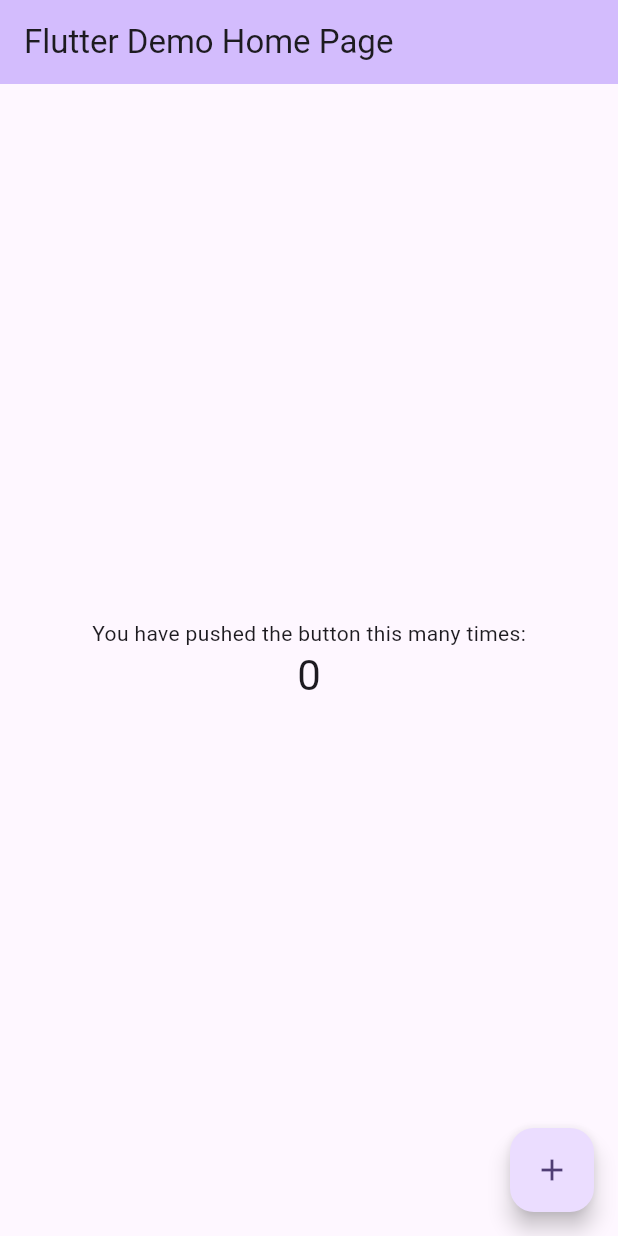
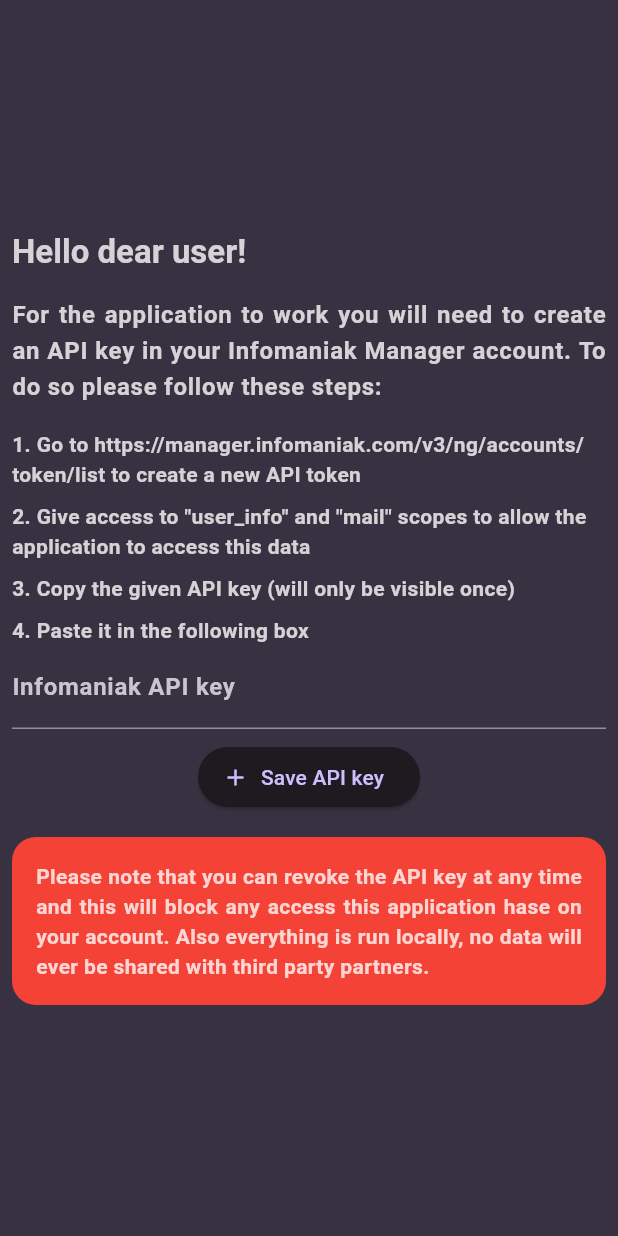
Before and after one commit to daniele-andriani-io/infomaniak-email-admin-app, a Flutter app: the screen it shows after launch, on a phone screen of 412 x 824 dp. Run offline on Flutter 3.47's test engine with Material 3 defaults, Android fonts, the phone set to English and light mode, and no system bars; our stand-ins replace flutter_riverpod, google_fonts, shared_preferences.

Commit message:
First screens

```diff
--- a/lib/main.dart
+++ b/lib/main.dart
@@ -1,125 +1,64 @@
 import 'package:flutter/material.dart';
+import 'package:flutter_riverpod/flutter_riverpod.dart';
+import 'package:google_fonts/google_fonts.dart';
+import 'package:infomaniak_email_admin_app/screens/home.dart';
+import 'package:infomaniak_email_admin_app/screens/how_to_start.dart';
+
+final colorScheme = ColorScheme.fromSeed(
+  brightness: Brightness.dark,
+  seedColor: const Color.fromARGB(255, 102, 6, 247),
+  surface: const Color.fromARGB(255, 56, 49, 66),
+  onSurface: const Color.fromARGB(200, 255, 255, 255),
+);
+
+final theme = ThemeData().copyWith(
+  scaffoldBackgroundColor: colorScheme.surface,
+  colorScheme: colorScheme,
+  textTheme: GoogleFonts.ubuntuCondensedTextTheme().copyWith(
+    titleSmall: GoogleFonts.ubuntuCondensed(
+      fontWeight: FontWeight.bold,
+      color: colorScheme.onSurface,
+    ),
+    titleMedium: GoogleFonts.ubuntuCondensed(
+      fontWeight: FontWeight.bold,
+      color: colorScheme.onSurface,
+    ),
+    titleLarge: GoogleFonts.ubuntuCondensed(
+      fontWeight: FontWeight.bold,
+      color: colorScheme.onSurface,
+    ),
+    bodySmall: GoogleFonts.ubuntuCondensed(
+      fontWeight: FontWeight.bold,
+      color: colorScheme.onSurface,
+    ),
+    bodyMedium: GoogleFonts.ubuntuCondensed(
+      fontWeight: FontWeight.bold,
+      color: colorScheme.onSurface,
+    ),
+    bodyLarge: GoogleFonts.ubuntuCondensed(
+      fontWeight: FontWeight.bold,
+      color: colorScheme.onSurface,
+    ),
+  ),
+);
 
 void main() {
-  runApp(const MyApp());
+  runApp(
+    const ProviderScope(
+      child: MyApp(),
+    ),
+  );
 }
 
 class MyApp extends StatelessWidget {
   const MyApp({super.key});
 
-  // This widget is the root of your application.
   @override
   Widget build(BuildContext context) {
     return MaterialApp(
-      title: 'Flutter Demo',
-      theme: ThemeData(
-        // This is the theme of your application.
-        //
-        // TRY THIS: Try running your application with "flutter run". You'll see
-        // the application has a purple toolbar. Then, without quitting the app,
-        // try changing the seedColor in the colorScheme below to Colors.green
-        // and then invoke "hot reload" (save your changes or press the "hot
-        // reload" button in a Flutter-supported IDE, or press "r" if you used
-        // the command line to start the app).
-        //
-        // Notice that the counter didn't reset back to zero; the application
-        // state is not lost during the reload. To reset the state, use hot
-        // restart instead.
-        //
-        // This works for code too, not just values: Most code changes can be
-        // tested with just a hot reload.
-        colorScheme: ColorScheme.fromSeed(seedColor: Colors.deepPurple),
-        useMaterial3: true,
-      ),
-      home: const MyHomePage(title: 'Flutter Demo Home Page'),
+      title: 'Infomaniak admin app',
+      theme: theme,
+      home: const HomeScreen(),
     );
   }
 }
-
-class MyHomePage extends StatefulWidget {
-  const MyHomePage({super.key, required this.title});
-
-  // This widget is the home page of your application. It is stateful, meaning
-  // that it has a State object (defined below) that contains fields that affect
-  // how it looks.
-
-  // This class is the configuration for the state. It holds the values (in this
-  // case the title) provided by the parent (in this case the App widget) and
-  // used by the build method of the State. Fields in a Widget subclass are
-  // always marked "final".
-
-  final String title;
-
-  @override
-  State<MyHomePage> createState() => _MyHomePageState();
-}
-
-class _MyHomePageState extends State<MyHomePage> {
-  int _counter = 0;
-
-  void _incrementCounter() {
-    setState(() {
-      // This call to setState tells the Flutter framework that something has
-      // changed in this State, which causes it to rerun the build method below
-      // so that the display can reflect the updated values. If we changed
-      // _counter without calling setState(), then the build method would not be
-      // called again, and so nothing would appear to happen.
-      _counter++;
-    });
-  }
-
-  @override
-  Widget build(BuildContext context) {
-    // This method is rerun every time setState is called, for instance as done
-    // by the _incrementCounter method above.
-    //
-    // The Flutter framework has been optimized to make rerunning build methods
-    // fast, so that you can just rebuild anything that needs updating rather
-    // than having to individually change instances of widgets.
-    return Scaffold(
-      appBar: AppBar(
-        // TRY THIS: Try changing the color here to a specific color (to
-        // Colors.amber, perhaps?) and trigger a hot reload to see the AppBar
-        // change color while the other colors stay the same.
-        backgroundColor: Theme.of(context).colorScheme.inversePrimary,
-        // Here we take the value from the MyHomePage object that was created by
-        // the App.build method, and use it to set our appbar title.
-        title: Text(widget.title),
-      ),
-      body: Center(
-        // Center is a layout widget. It takes a single child and positions it
-        // in the middle of the parent.
-        child: Column(
-          // Column is also a layout widget. It takes a list of children and
-          // arranges them vertically. By default, it sizes itself to fit its
-          // children horizontally, and tries to be as tall as its parent.
-          //
-          // Column has various properties to control how it sizes itself and
-          // how it positions its children. Here we use mainAxisAlignment to
-          // center the children vertically; the main axis here is the vertical
-          // axis because Columns are vertical (the cross axis would be
-          // horizontal).
-          //
-          // TRY THIS: Invoke "debug painting" (choose the "Toggle Debug Paint"
-          // action in the IDE, or press "p" in the console), to see the
-          // wireframe for each widget.
-          mainAxisAlignment: MainAxisAlignment.center,
-          children: <Widget>[
-            const Text(
-              'You have pushed the button this many times:',
-            ),
-            Text(
-              '$_counter',
-              style: Theme.of(context).textTheme.headlineMedium,
-            ),
-          ],
-        ),
-      ),
-      floatingActionButton: FloatingActionButton(
-        onPressed: _incrementCounter,
-        tooltip: 'Increment',
-        child: const Icon(Icons.add),
-      ), // This trailing comma makes auto-formatting nicer for build methods.
-    );
-  }
-}
--- /dev/null
+++ b/lib/screens/home.dart
@@ -0,0 +1,67 @@
+import 'package:flutter/cupertino.dart';
+import 'package:flutter/material.dart';
+import 'package:infomaniak_email_admin_app/screens/how_to_start.dart';
+import 'package:infomaniak_email_admin_app/screens/settings.dart';
+import 'package:shared_preferences/shared_preferences.dart';
+
+class HomeScreen extends StatefulWidget {
+  const HomeScreen({super.key});
+
+  @override
+  State<StatefulWidget> createState() {
+    return _HomeScreenState();
+  }
+}
+
+class _HomeScreenState extends State<HomeScreen> {
+  late Future<String?> _apiKey;
+
+  @override
+  void initState() {
+    super.initState();
+    _apiKey = _loadAPIKey();
+  }
+
+  Future<String?> _loadAPIKey() async {
+    final SharedPreferences prefs = await SharedPreferences.getInstance();
+    return prefs.getString('API_KEY');
+  }
+
+  @override
+  Widget build(BuildContext context) {
+    return FutureBuilder(
+      future: _apiKey,
+      builder: (context, snapshot) {
+        if (snapshot.connectionState == ConnectionState.waiting) {
+          return const Center(child: CircularProgressIndicator());
+        }
+
+        if (snapshot.data == null) {
+          print('API_KEY is null');
+          return Scaffold(
+            body: HowToStartScreen(),
+          );
+        }
+
+        print('API_KEY is NOT null');
+        return Scaffold(
+          appBar: AppBar(
+            title: Text('Infomaniak mail admin tool'),
+            actions: [
+              IconButton(
+                onPressed: () {
+                  setState(() {
+                    Navigator.of(context).push(
+                      MaterialPageRoute(builder: (ctx) => SettingsScreen()),
+                    );
+                  });
+                },
+                icon: Icon(Icons.settings),
+              ),
+            ],
+          ),
+        );
+      },
+    );
+  }
+}
--- /dev/null
+++ b/lib/screens/how_to_start.dart
@@ -0,0 +1,138 @@
+import 'package:flutter/cupertino.dart';
+import 'package:flutter/material.dart';
+import 'package:shared_preferences/shared_preferences.dart';
+
+class HowToStartScreen extends StatefulWidget {
+  const HowToStartScreen({
+    super.key,
+  });
+
+  @override
+  State<StatefulWidget> createState() {
+    return _HowToStartScreenState();
+  }
+}
+
+class _HowToStartScreenState extends State<HowToStartScreen> {
+  final _formKey = GlobalKey<FormState>();
+  String _enteredAPIKey = '';
+
+  void _saveAPIKey() async {
+    if (_formKey.currentState!.validate()) {
+      _formKey.currentState!.save();
+      final SharedPreferences prefs = await SharedPreferences.getInstance();
+      setState(() {
+        prefs.setString('API_KEY', _enteredAPIKey);
+      });
+    }
+  }
+
+  @override
+  Widget build(BuildContext context) {
+    return Scaffold(
+      body: Center(
+        child: Padding(
+          padding: const EdgeInsets.all(8.0),
+          child: Column(
+            mainAxisSize: MainAxisSize.max,
+            mainAxisAlignment: MainAxisAlignment.center,
+            crossAxisAlignment: CrossAxisAlignment.start,
+            children: [
+              Text(
+                'Hello dear user!',
+                style: Theme.of(context).textTheme.titleLarge!,
+              ),
+              const SizedBox(
+                height: 16,
+              ),
+              Text(
+                'For the application to work you will need to create an API key in your Infomaniak Manager account. To do so please follow these steps:',
+                style: Theme.of(context).textTheme.bodyLarge!,
+                textAlign: TextAlign.justify,
+              ),
+              const SizedBox(
+                height: 16,
+              ),
+              Text(
+                '1. Go to https://manager.infomaniak.com/v3/ng/accounts/token/list to create a new API token',
+                style: Theme.of(context).textTheme.bodyMedium!,
+              ),
+              const SizedBox(
+                height: 8,
+              ),
+              Text(
+                '2. Give access to "user_info" and "mail" scopes to allow the application to access this data',
+                style: Theme.of(context).textTheme.bodyMedium!,
+              ),
+              const SizedBox(
+                height: 8,
+              ),
+              Text(
+                '3. Copy the given API key (will only be visible once)',
+                style: Theme.of(context).textTheme.bodyMedium!,
+              ),
+              const SizedBox(
+                height: 8,
+              ),
+              Text(
+                '4. Paste it in the following box',
+                style: Theme.of(context).textTheme.bodyMedium!,
+                textAlign: TextAlign.start,
+              ),
+              Form(
+                key: _formKey,
+                child: TextFormField(
+                  style: Theme.of(context).textTheme.titleMedium!.copyWith(
+                        color: Theme.of(context).colorScheme.onSurface,
+                      ),
+                  decoration: const InputDecoration(
+                    label: Text('Infomaniak API key'),
+                  ),
+                  validator: (value) {
+                    if (value == null ||
+                        value.isEmpty ||
+                        value.trim().length <= 1) {
+                      return 'API key is required';
+                    }
+                    return null;
+                  },
+                  onSaved: (value) {
+                    _enteredAPIKey = value!;
+                  },
+                ),
+              ),
+              const SizedBox(
+                height: 8,
+              ),
+              Row(
+                mainAxisAlignment: MainAxisAlignment.center,
+                children: [
+                  ElevatedButton.icon(
+                    icon: const Icon(Icons.add),
+                    onPressed: _saveAPIKey,
+                    label: const Text('Save API key'),
+                  ),
+                ],
+              ),
+              const SizedBox(
+                height: 16,
+              ),
+              Container(
+                padding: EdgeInsets.all(16),
+                decoration: BoxDecoration(
+                  color: Colors.red,
+                  borderRadius: BorderRadius.circular(16),
+                ),
+                child: Text(
+                  'Please note that you can revoke the API key at any time and this will block any access this application hase on your account. Also everything is run locally, no data will ever be shared with third party partners.',
+                  style: Theme.of(context).textTheme.bodyMedium!,
+                  textAlign: TextAlign.justify,
+                ),
+              ),
+            ],
+          ),
+        ),
+      ),
+    );
+  }
+}
--- /dev/null
+++ b/lib/screens/settings.dart
@@ -0,0 +1,34 @@
+import 'package:flutter/cupertino.dart';
+import 'package:flutter/material.dart';
+import 'package:shared_preferences/shared_preferences.dart';
+
+class SettingsScreen extends StatelessWidget {
+  const SettingsScreen();
+
+  @override
+  Widget build(BuildContext context) {
+    return Scaffold(
+        appBar: AppBar(
+          title: Text('Settings'),
+        ),
+        body: ListView(
+          padding: const EdgeInsets.all(16),
+          children: [
+            ListTile(
+              title: Text('Delete API key'),
+              trailing: IconButton(
+                onPressed: () async {
+                  final SharedPreferences prefs =
+                      await SharedPreferences.getInstance();
+                  prefs.remove('API_KEY');
+                  Navigator.of(context).pop();
+                },
+                icon: Icon(
+                  Icons.delete,
+                ),
+              ),
+            )
+          ],
+        ));
+  }
+}
```
Also changed, not shown: pubspec.yaml (+4 -38 lines), pubspec.lock, 3 other files.
